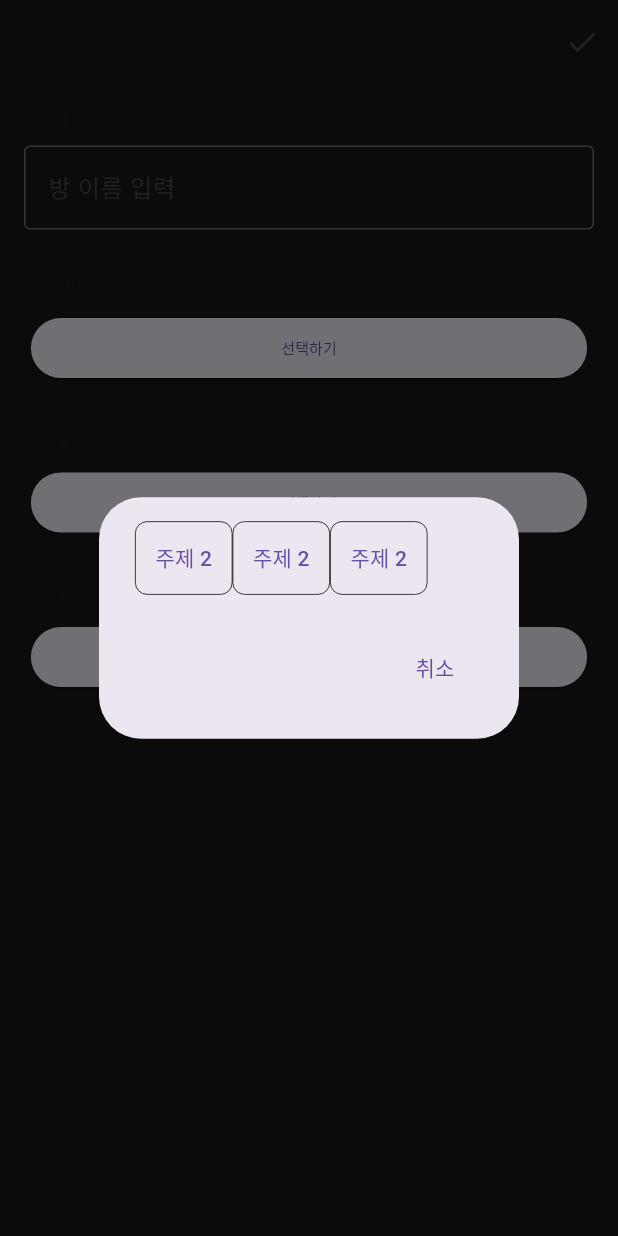
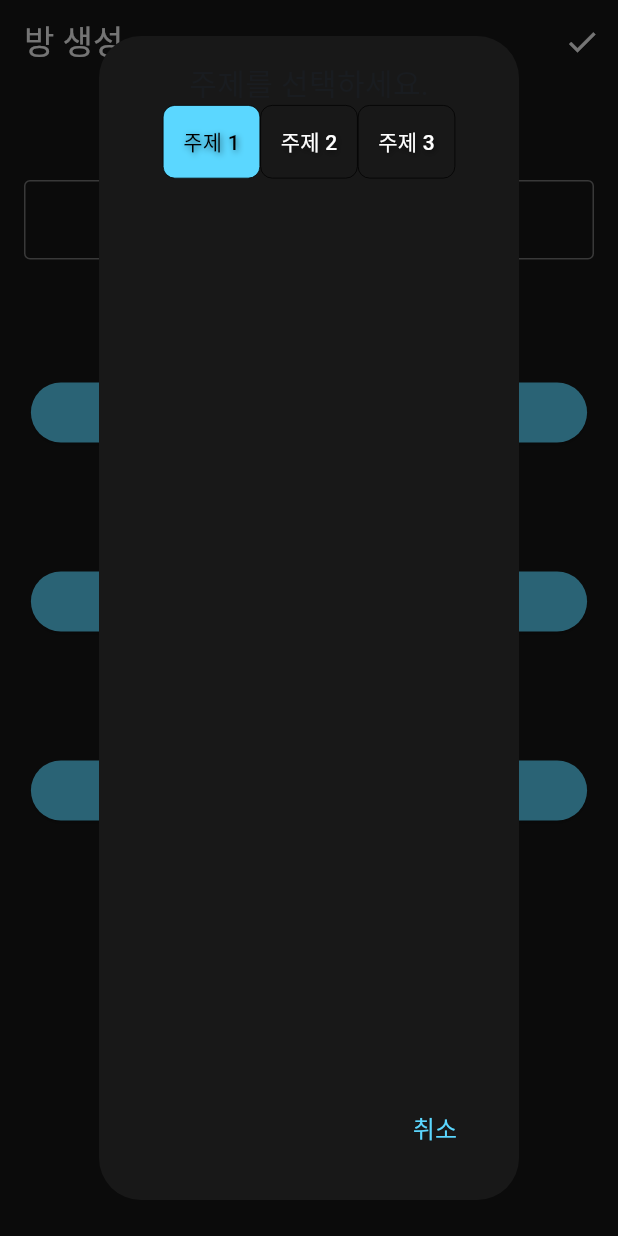
Before and after one commit to jhdo-dev/elice-1st-topkon, a Flutter app: the RoomCreatePage screen opened by its route, after a tap on "선택하기", on a phone screen of 412 x 824 dp. Run offline on Flutter 3.47's test engine with Material 3 defaults, Android fonts, the phone set to English and light mode, and no system bars; our stand-ins replace bloc, equatable, flutter_bloc, flutter_screenutil, go_router, google_fonts.

Commit message:
fix: room_create_page 수정

```diff
--- a/alarm_front/lib/config/theme.dart
+++ b/alarm_front/lib/config/theme.dart
@@ -2,6 +2,7 @@ import 'package:alarm_front/config/colors.dart';
 import 'package:flutter/material.dart';
 
 final ThemeData appTheme = ThemeData(
+  colorScheme: ColorScheme.fromSeed(seedColor: Colors.blue),
   scaffoldBackgroundColor: AppColors.backgroundColor,
   appBarTheme: const AppBarTheme(
     color: AppColors.backgroundColor,
--- a/alarm_front/lib/presentation/pages/room_create/room_create_page.dart
+++ b/alarm_front/lib/presentation/pages/room_create/room_create_page.dart
@@ -1,4 +1,7 @@
+import 'package:alarm_front/presentation/bloc/test_bloc.dart';
 import 'package:flutter/material.dart';
+import 'package:alarm_front/config/text_styles.dart';
+import 'package:alarm_front/config/colors.dart';
 
 class RoomCreatePage extends StatelessWidget {
   const RoomCreatePage({super.key});
@@ -7,21 +10,32 @@ class RoomCreatePage extends StatelessWidget {
   Widget build(BuildContext context) {
     return Scaffold(
       appBar: AppBar(
+        title: const Text(
+          '방 생성',
+          style: TextStyle(
+            color: Colors.white,
+          ),
+        ),
         actions: [
           IconButton(
-            icon: Icon(Icons.check),
+            icon: const Icon(
+              Icons.check,
+              color: Colors.white,
+            ),
             onPressed: () {
               // 체크 버튼 클릭 시 처리할 코드 (추가 기능 필요 시 여기에 작성)
             },
           ),
         ],
       ),
-      body: RoomCreateForm(),
+      body: const RoomCreateForm(),
     );
   }
 }
 
 class RoomCreateForm extends StatefulWidget {
+  const RoomCreateForm({super.key});
+
   @override
   _RoomCreateFormState createState() => _RoomCreateFormState();
 }
@@ -30,30 +44,45 @@ class _RoomCreateFormState extends State<RoomCreateForm> {
   DateTime? selectedStartDateTime;
   DateTime? selectedEndDateTime;
   String? selectedTopic;
+  final TextEditingController _controller = TextEditingController();
 
   @override
   Widget build(BuildContext context) {
     return Padding(
       padding: const EdgeInsets.all(16.0),
       child: Column(
-        crossAxisAlignment: CrossAxisAlignment.start,
+        crossAxisAlignment: CrossAxisAlignment.center,
         children: [
           const Text(
             '방 이름',
-            style: TextStyle(fontSize: 10),
+            style: TextStyle(
+              fontSize: 25,
+              color: Colors.white,
+            ),
           ),
           const SizedBox(height: 10),
           TextField(
+            controller: _controller,
+            style: TextStyles.mediumText,
             decoration: InputDecoration(
               floatingLabelBehavior: FloatingLabelBehavior.never,
-              labelText: '방 이름 입력',
-              border: OutlineInputBorder(),
+              labelText: '',
+              border: const OutlineInputBorder(),
+              enabledBorder: OutlineInputBorder(
+                  borderSide: BorderSide(
+                      color: AppColors.bottomNavColor.withOpacity(0.5))),
+              focusedBorder: OutlineInputBorder(
+                  borderSide: BorderSide(
+                      color: AppColors.bottomNavColor.withOpacity(0.5))),
             ),
           ),
           const SizedBox(height: 30),
           const Text(
             '주제 선택',
-            style: TextStyle(fontSize: 10),
+            style: TextStyle(
+              fontSize: 25,
+              color: Colors.white,
+            ),
           ),
           const SizedBox(height: 10),
           Center(
@@ -61,22 +90,36 @@ class _RoomCreateFormState extends State<RoomCreateForm> {
               onPressed: () {
                 _showTopicDialog(context);
               },
+              style: ElevatedButton.styleFrom(
+                backgroundColor: AppColors.focusColor,
+                foregroundColor: Colors.white,
+                fixedSize: Size(
+                    MediaQuery.of(context).size.width * 0.9, 40), // 너비를 80%로 설정
+              ),
               child: Text(
                 selectedTopic ?? '선택하기',
-                style: const TextStyle(fontSize: 10),
+                style: TextStyle(
+                  fontSize: 16,
+                  shadows: [
+                    Shadow(
+                      offset: const Offset(1.0, 1.0), // 그림자의 위치
+                      blurRadius: 5.0, // 그림자의 흐림 정도
+                      color: Colors.black.withOpacity(0.5), // 그림자의 색상
                     ),
-              style: ElevatedButton.styleFrom(
-                fixedSize: Size(
-                    MediaQuery.of(context).size.width * 0.9, 40), // 너비를 80%로 설정
+                  ],
+                ),
               ),
             ),
           ),
           const SizedBox(height: 30),
           const Align(
-            alignment: Alignment.centerLeft, // 왼쪽 정렬
+            alignment: Alignment.center, // 왼쪽 정렬
             child: Text(
               '시작 일시',
-              style: TextStyle(fontSize: 10),
+              style: TextStyle(
+                fontSize: 25,
+                color: Colors.white,
+              ),
             ),
           ),
           const SizedBox(height: 10),
@@ -85,32 +128,43 @@ class _RoomCreateFormState extends State<RoomCreateForm> {
               onPressed: () {
                 _selectStartDateTime(context);
               },
+              style: ElevatedButton.styleFrom(
+                backgroundColor: AppColors.focusColor,
+                foregroundColor: Colors.white,
+                fixedSize: Size(
+                    MediaQuery.of(context).size.width * 0.9, 40), // 너비를 80%로 설정
+              ),
               child: Row(
                 mainAxisAlignment: MainAxisAlignment.center,
                 children: [
                   Text(
                     selectedStartDateTime != null
-                        ? "${selectedStartDateTime!.toLocal()}".split(' ')[0] +
-                            ' ' +
-                            TimeOfDay.fromDateTime(selectedStartDateTime!)
-                                .format(context)
+                        ? '${"${selectedStartDateTime!.toLocal()}".split(' ')[0]} ${TimeOfDay.fromDateTime(selectedStartDateTime!).format(context)}'
                         : '선택하기',
-                    style: const TextStyle(fontSize: 10),
+                    style: TextStyle(
+                      fontSize: 16,
+                      shadows: [
+                        Shadow(
+                          offset: const Offset(1.0, 1.0), // 그림자의 위치
+                          blurRadius: 5.0, // 그림자의 흐림 정도
+                          color: Colors.black.withOpacity(0.5), // 그림자의 색상
                         ),
                       ],
                     ),
-              style: ElevatedButton.styleFrom(
-                fixedSize: Size(
-                    MediaQuery.of(context).size.width * 0.9, 40), // 너비를 80%로 설정
+                  ),
+                ],
               ),
             ),
           ),
           const SizedBox(height: 30),
           const Align(
-            alignment: Alignment.centerLeft,
+            alignment: Alignment.center,
             child: Text(
               '종료 일시',
-              style: TextStyle(fontSize: 10),
+              style: TextStyle(
+                fontSize: 25,
+                color: Colors.white,
+              ),
             ),
           ),
           const SizedBox(height: 10),
@@ -119,23 +173,31 @@ class _RoomCreateFormState extends State<RoomCreateForm> {
               onPressed: () {
                 _selectEndDateTime(context);
               },
+              style: ElevatedButton.styleFrom(
+                backgroundColor: AppColors.focusColor,
+                foregroundColor: Colors.white,
+                fixedSize: Size(
+                    MediaQuery.of(context).size.width * 0.9, 40), // 너비를 80%로 설정
+              ),
               child: Row(
                 mainAxisAlignment: MainAxisAlignment.center,
                 children: [
                   Text(
                     selectedEndDateTime != null
-                        ? "${selectedEndDateTime!.toLocal()}".split(' ')[0] +
-                            ' ' +
-                            TimeOfDay.fromDateTime(selectedEndDateTime!)
-                                .format(context)
+                        ? '${"${selectedEndDateTime!.toLocal()}".split(' ')[0]} ${TimeOfDay.fromDateTime(selectedEndDateTime!).format(context)}'
                         : '선택하기',
-                    style: const TextStyle(fontSize: 10),
+                    style: TextStyle(
+                      shadows: [
+                        Shadow(
+                          offset: const Offset(1.0, 1.0), // 그림자의 위치
+                          blurRadius: 5.0, // 그림자의 흐림 정도
+                          color: Colors.black.withOpacity(0.5), // 그림자의 색상
                         ),
                       ],
+                      fontSize: 16,
                     ),
-              style: ElevatedButton.styleFrom(
-                fixedSize: Size(
-                    MediaQuery.of(context).size.width * 0.9, 40), // 너비를 80%로 설정
+                  ),
+                ],
               ),
             ),
           ),
@@ -149,12 +211,23 @@ class _RoomCreateFormState extends State<RoomCreateForm> {
       context: context,
       builder: (BuildContext context) {
         return AlertDialog(
-          content: Row(
+          backgroundColor: AppColors.backgroundColor,
+          content: Column(
+            children: [
+              const Text(
+                '주제를 선택하세요.',
+                style: TextStyle(
+                  fontSize: 20,
+                ),
+              ),
+              Row(
                 mainAxisSize: MainAxisSize.min,
                 children: [
                   Container(
                     decoration: BoxDecoration(
-                  border: Border.all(color: Colors.black, width: 0.5), // 테두리 설정
+                      color: AppColors.focusColor,
+                      border:
+                          Border.all(color: Colors.black, width: 0.5), // 테두리 설정
                       borderRadius: BorderRadius.circular(8), // 모서리 둥글기
                     ),
                     child: TextButton(
@@ -164,12 +237,53 @@ class _RoomCreateFormState extends State<RoomCreateForm> {
                         });
                         Navigator.of(context).pop(); // 다이얼로그 닫기
                       },
-                  child: Text('주제 2'),
+                      child: Text(
+                        '주제 1',
+                        style: TextStyle(
+                          color: Colors.black,
+                          shadows: [
+                            Shadow(
+                              offset: const Offset(1.0, 1.0), // 그림자의 위치
+                              blurRadius: 5.0, // 그림자의 흐림 정도
+                              color: Colors.black.withOpacity(0.5), // 그림자의 색상
+                            ),
+                          ],
+                        ),
+                      ),
                     ),
                   ),
                   Container(
                     decoration: BoxDecoration(
-                  border: Border.all(color: Colors.black, width: 0.5), // 테두리 설정
+                      border:
+                          Border.all(color: Colors.black, width: 0.5), // 테두리 설정
+                      borderRadius: BorderRadius.circular(8), // 모서리 둥글기
+                    ),
+                    child: TextButton(
+                      onPressed: () {
+                        setState(() {
+                          selectedTopic = '선택하기'; // 선택한 주제를 설정
+                        });
+                        Navigator.of(context).pop(); // 다이얼로그 닫기
+                      },
+                      child: Text(
+                        '주제 2',
+                        style: TextStyle(
+                          color: Colors.white,
+                          shadows: [
+                            Shadow(
+                              offset: const Offset(1.0, 1.0), // 그림자의 위치
+                              blurRadius: 5.0, // 그림자의 흐림 정도
+                              color: Colors.black.withOpacity(0.5), // 그림자의 색상
+                            ),
+                          ],
+                        ),
+                      ),
+                    ),
+                  ),
+                  Container(
+                    decoration: BoxDecoration(
+                      border:
+                          Border.all(color: Colors.black, width: 0.5), // 테두리 설정
                       borderRadius: BorderRadius.circular(8), // 모서리 둥글기
                     ),
                     child: TextButton(
@@ -179,23 +293,22 @@ class _RoomCreateFormState extends State<RoomCreateForm> {
                         });
                         Navigator.of(context).pop(); // 다이얼로그 닫기
                       },
-                  child: Text('주제 2'),
+                      child: Text(
+                        '주제 3',
+                        style: TextStyle(
+                          color: Colors.white,
+                          shadows: [
+                            Shadow(
+                              offset: const Offset(1.0, 1.0), // 그림자의 위치
+                              blurRadius: 5.0, // 그림자의 흐림 정도
+                              color: Colors.black.withOpacity(0.5), // 그림자의 색상
+                            ),
+                          ],
                         ),
                       ),
-              Container(
-                decoration: BoxDecoration(
-                  border: Border.all(color: Colors.black, width: 0.5), // 테두리 설정
-                  borderRadius: BorderRadius.circular(8), // 모서리 둥글기
                     ),
-                child: TextButton(
-                  onPressed: () {
-                    setState(() {
-                      selectedTopic = '주제 2'; // 선택한 주제를 설정
-                    });
-                    Navigator.of(context).pop(); // 다이얼로그 닫기
-                  },
-                  child: Text('주제 2'),
                   ),
+                ],
               ),
             ],
           ),
@@ -204,7 +317,13 @@ class _RoomCreateFormState extends State<RoomCreateForm> {
               onPressed: () {
                 Navigator.of(context).pop(); // 다이얼로그 닫기
               },
-              child: Text('취소'),
+              child: const Text(
+                '취소',
+                style: TextStyle(
+                  fontSize: 16,
+                  color: AppColors.focusColor,
+                ),
+              ),
             ),
           ],
         );
```
Lines whose indentation alone changed are shown as unchanged.
